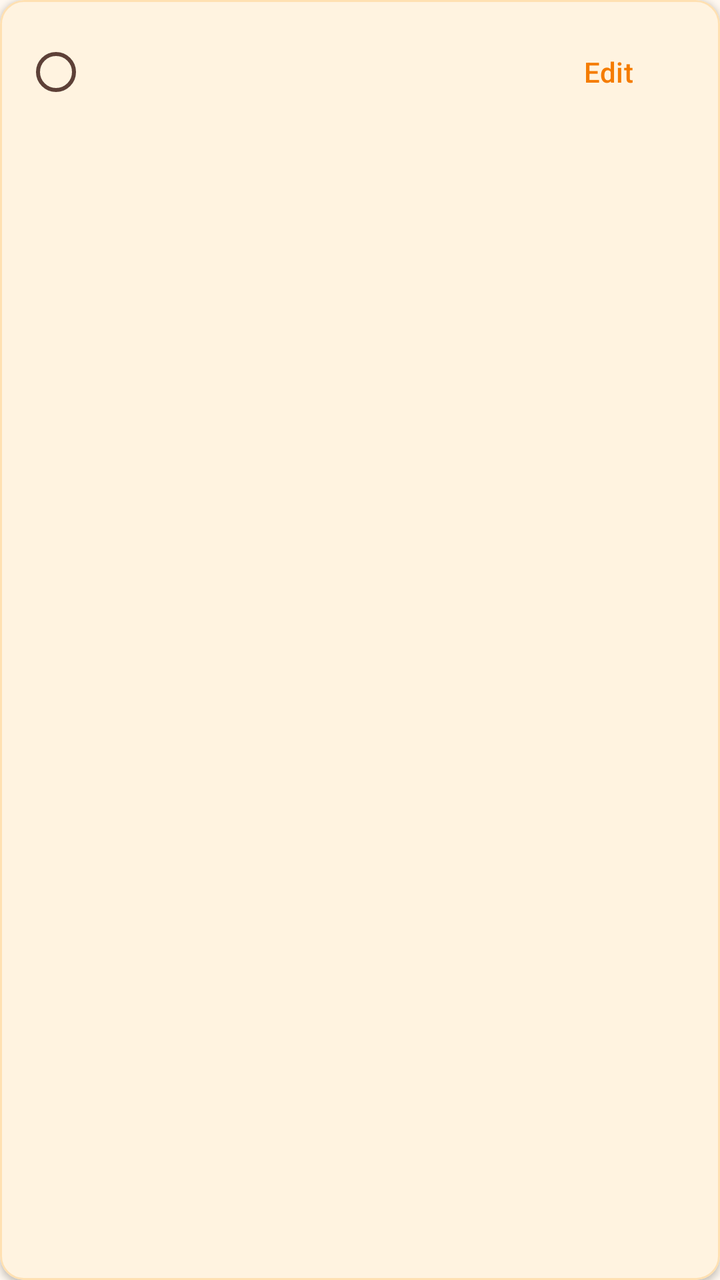
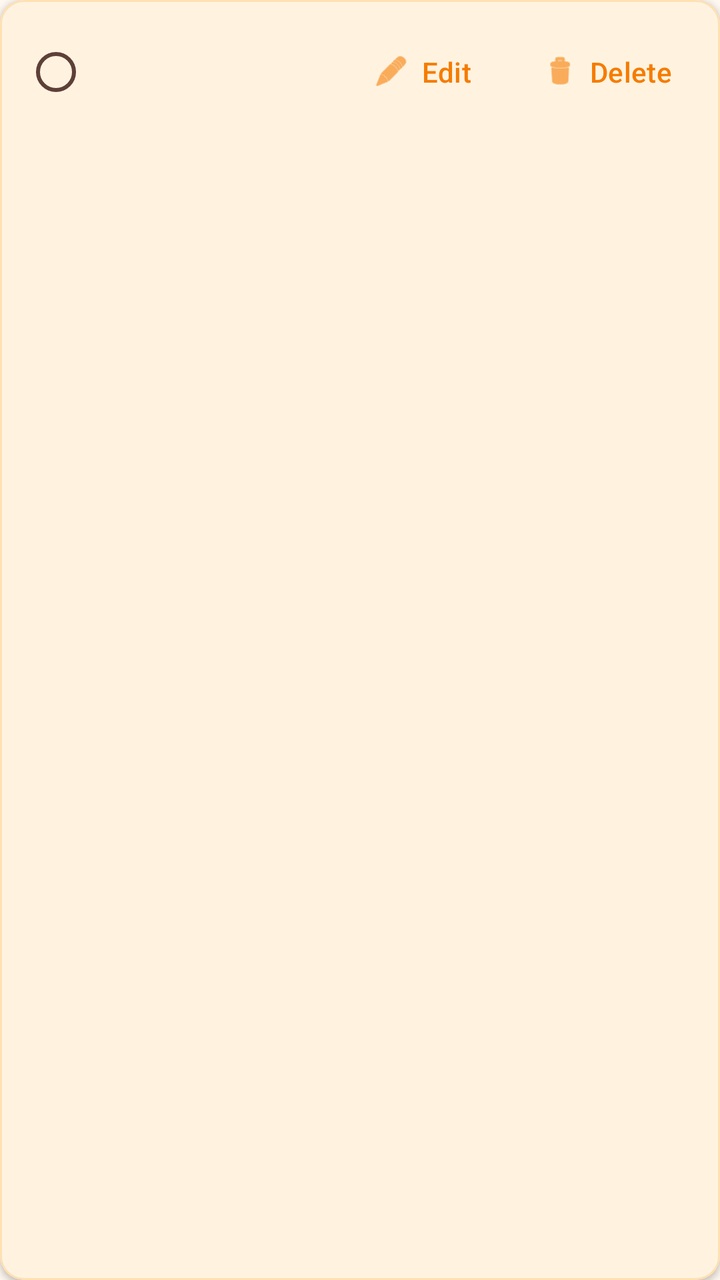

Compare the two renders of this Android layout. The source of the first and the diff that turns it into the second are given below.
<!-- AndroidManifest.xml: application theme Theme.VikrSaathi -->
<!-- res/layout/item_invoice_template.xml -->
<?xml version="1.0" encoding="utf-8"?>
<com.google.android.material.card.MaterialCardView xmlns:android="http://schemas.android.com/apk/res/android"
    xmlns:app="http://schemas.android.com/apk/res-auto"
    android:layout_width="match_parent"
    android:layout_height="wrap_content"
    android:layout_marginBottom="8dp"
    app:cardBackgroundColor="@color/surface_muted"
    app:cardCornerRadius="12dp"
    app:cardElevation="2dp">

    <LinearLayout
        android:layout_width="match_parent"
        android:layout_height="wrap_content"
        android:gravity="center_vertical"
        android:orientation="horizontal"
        android:padding="12dp">

        <RadioButton
            android:id="@+id/radioDefault"
            android:layout_width="wrap_content"
            android:layout_height="wrap_content"
            android:clickable="true"
            android:focusable="true" />

        <LinearLayout
            android:layout_width="0dp"
            android:layout_height="wrap_content"
            android:layout_marginStart="8dp"
            android:layout_weight="1"
            android:orientation="vertical">

            <TextView
                android:id="@+id/textTemplateName"
                android:layout_width="match_parent"
                android:layout_height="wrap_content"
                android:textAppearance="?attr/textAppearanceTitleMedium"
                android:textColor="@color/text_primary_dark"
                android:textStyle="bold" />

            <TextView
                android:id="@+id/textTemplateMeta"
                android:layout_width="match_parent"
                android:layout_height="wrap_content"
                android:layout_marginTop="4dp"
                android:textAppearance="?attr/textAppearanceBodySmall"
                android:textColor="@color/text_secondary_dark" />
        </LinearLayout>

        <com.google.android.material.button.MaterialButton
            android:id="@+id/buttonEditTemplate"
            style="@style/Widget.Material3.Button.TextButton"
            android:layout_width="wrap_content"
            android:layout_height="wrap_content"
            android:text="@string/edit" />
    </LinearLayout>
</com.google.android.material.card.MaterialCardView>
<!-- resources referenced by this layout -->
<resources>
  <color name="surface_muted">@color/orange_50</color>
  <color name="text_primary_dark">#212121</color>
  <color name="text_secondary_dark">#5D4037</color>
  <string name="edit">Edit</string>
  <style name="Theme.VikrSaathi" parent="Theme.Material3.DayNight.NoActionBar">
          <item name="colorPrimary">@color/orange_primary</item>
          <item name="colorPrimaryDark">@color/orange_primary_dark</item>
          <item name="colorPrimaryVariant">@color/orange_primary_dark</item>
          <item name="colorOnPrimary">@color/orange_on_primary</item>
          <item name="colorSecondary">@color/orange_accent</item>
          <item name="colorSecondaryVariant">@color/orange_700</item>
          <item name="colorOnSecondary">@color/black</item>
          <item name="colorPrimaryContainer">@color/orange_100</item>
          <item name="colorOnPrimaryContainer">@color/orange_900</item>
          <item name="colorSurface">@color/surface_card</item>
          <item name="colorOnSurface">@color/text_primary_dark</item>
          <item name="colorSurfaceVariant">@color/orange_surface</item>
          <item name="colorOnSurfaceVariant">@color/text_secondary_dark</item>
          <item name="colorOutline">@color/stroke_default</item>
          <item name="colorOutlineVariant">@color/stroke_subtle</item>
          <item name="android:colorBackground">@color/orange_surface</item>
          <item name="android:statusBarColor">@color/orange_primary_dark</item>
          <item name="android:navigationBarColor">@color/orange_primary_dark</item>
          <item name="materialSwitchStyle">@style/VikrSaathiSwitch</item>
          <item name="materialButtonOutlinedStyle">@style/VikrSaathiOutlinedButton</item>
      </style>
  <color name="orange_50">#FFF3E0</color>
  <color name="orange_primary">#F57C00</color>
  <color name="orange_primary_dark">#E65100</color>
  <color name="orange_on_primary">#FFFFFF</color>
  <color name="orange_accent">#FFB74D</color>
  <color name="orange_700">#F57C00</color>
  <color name="black">#FF000000</color>
  <color name="orange_100">#FFE0B2</color>
  <color name="orange_900">#E65100</color>
  <color name="surface_card">#FFFFFF</color>
  <color name="orange_surface">#FFF8F0</color>
  <color name="stroke_default">@color/orange_200</color>
  <color name="stroke_subtle">@color/orange_100</color>
  <style name="VikrSaathiSwitch" parent="Widget.Material3.CompoundButton.MaterialSwitch">
          <item name="thumbTint">@color/switch_thumb_tint</item>
          <item name="trackTint">@color/switch_track_tint</item>
          <item name="trackDecorationTint">@color/switch_track_decoration_tint</item>
      </style>
  <style name="VikrSaathiOutlinedButton" parent="Widget.Material3.Button.OutlinedButton">
          <item name="android:textColor">@color/button_outlined_text</item>
          <item name="strokeColor">@color/button_outlined_stroke</item>
      </style>
  <color name="orange_200">#FFCC80</color>
</resources>

<!-- the commit's change to res/layout/item_invoice_template.xml (unified diff, before → after) -->
@@ -51,6 +51,28 @@
             style="@style/Widget.Material3.Button.TextButton"
             android:layout_width="wrap_content"
             android:layout_height="wrap_content"
-            android:text="@string/edit" />
+            android:layout_marginEnd="4dp"
+            android:minHeight="36dp"
+            android:text="@string/edit"
+            android:textColor="@color/text_accent_soft"
+            app:icon="@android:drawable/ic_menu_edit"
+            app:iconGravity="textStart"
+            app:iconPadding="6dp"
+            app:iconSize="18dp"
+            app:iconTint="@color/text_accent_soft" />
+
+        <com.google.android.material.button.MaterialButton
+            android:id="@+id/buttonDeleteTemplate"
+            style="@style/Widget.Material3.Button.TextButton"
+            android:layout_width="wrap_content"
+            android:layout_height="wrap_content"
+            android:minHeight="36dp"
+            android:text="@string/delete"
+            android:textColor="@color/text_accent_soft"
+            app:icon="@android:drawable/ic_menu_delete"
+            app:iconGravity="textStart"
+            app:iconPadding="6dp"
+            app:iconSize="18dp"
+            app:iconTint="@color/text_accent_soft" />
     </LinearLayout>
 </com.google.android.material.card.MaterialCardView>
<!-- resource entries referenced after the edit -->
@@ -1,8 +1,10 @@
 <!-- resources referenced by this layout -->
 <resources>
   <color name="surface_muted">@color/orange_50</color>
+  <color name="text_accent_soft">@color/orange_700</color>
   <color name="text_primary_dark">#212121</color>
   <color name="text_secondary_dark">#5D4037</color>
+  <string name="delete">Delete</string>
   <string name="edit">Edit</string>
   <style name="Theme.VikrSaathi" parent="Theme.Material3.DayNight.NoActionBar">
           <item name="colorPrimary">@color/orange_primary</item>
